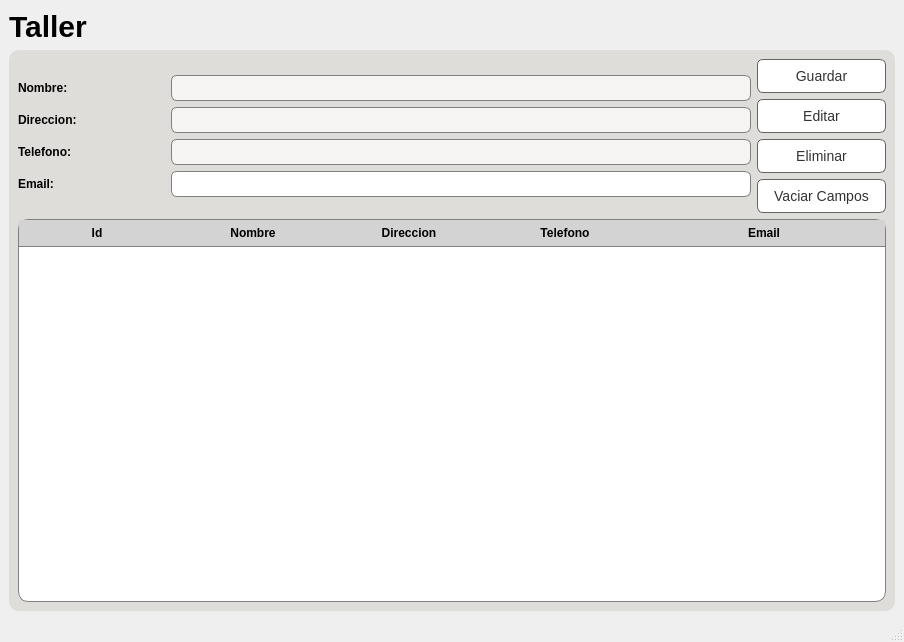
Old version of the form Proyecto/Interfaces/Ui/Vw_taller.ui in the repository EdCenten0/MAPA-Python.
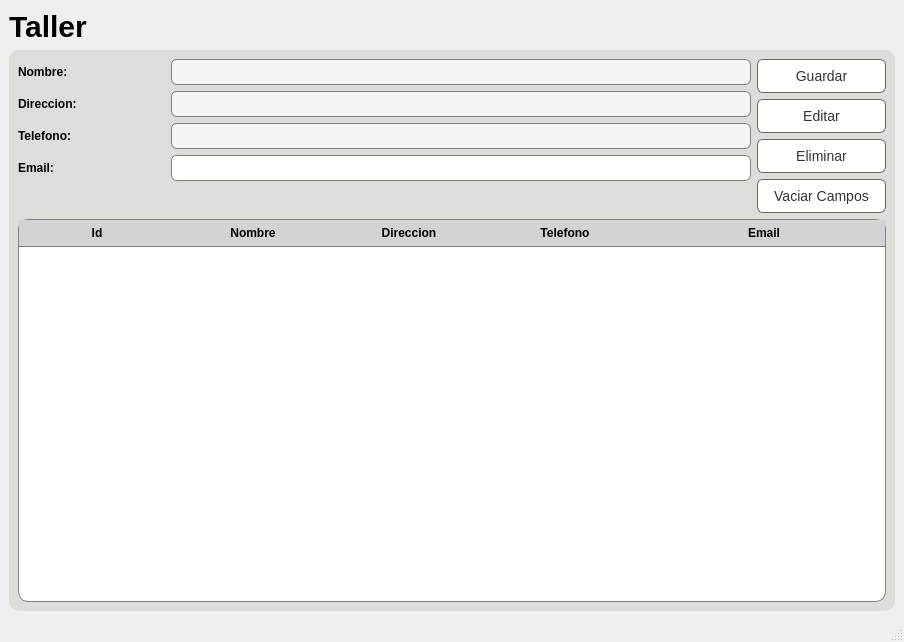
New version of the form.

What changed in the file:
```diff
--- a/Proyecto/Interfaces/Ui/Vw_taller.ui
+++ b/Proyecto/Interfaces/Ui/Vw_taller.ui
@@ -117,7 +117,7 @@
            <item>
             <layout class="QGridLayout" name="gridLayout_6">
              <item row="1" column="0">
-              <layout class="QGridLayout" name="gridLayout" rowstretch="0,0,0,0" columnstretch="1,4">
+              <layout class="QGridLayout" name="gridLayout" rowstretch="0,0,0,0,0" columnstretch="1,4">
                <property name="sizeConstraint">
                 <enum>QLayout::SetDefaultConstraint</enum>
                </property>
@@ -146,13 +146,6 @@
                  </property>
                 </widget>
                </item>
-               <item row="2" column="1">
-                <widget class="QLineEdit" name="txtTelefono">
-                 <property name="styleSheet">
-                  <string notr="true">background-color: rgb(246, 245, 244);</string>
-                 </property>
-                </widget>
-               </item>
                <item row="2" column="0">
                 <widget class="QLabel" name="lblTelefono">
                  <property name="styleSheet">
@@ -163,6 +156,13 @@
                  </property>
                 </widget>
                </item>
+               <item row="3" column="1">
+                <widget class="QLineEdit" name="txtEmail">
+                 <property name="styleSheet">
+                  <string notr="true">background-color: rgb(255, 255, 255);</string>
+                 </property>
+                </widget>
+               </item>
                <item row="1" column="1">
                 <widget class="QLineEdit" name="txtDireccion">
                  <property name="styleSheet">
@@ -177,13 +177,10 @@
                  </property>
                 </widget>
                </item>
-               <item row="1" column="0">
-                <widget class="QLabel" name="lblDIreccion">
+               <item row="2" column="1">
+                <widget class="QLineEdit" name="txtTelefono">
                  <property name="styleSheet">
-                  <string notr="true">background-color: rgb(222, 221, 218);</string>
-                 </property>
-                 <property name="text">
-                  <string>Direccion:</string>
+                  <string notr="true">background-color: rgb(246, 245, 244);</string>
                  </property>
                 </widget>
                </item>
@@ -197,10 +194,23 @@
                  </property>
                 </widget>
                </item>
-               <item row="3" column="1">
-                <widget class="QLineEdit" name="txtEmail">
+               <item row="1" column="0">
+                <widget class="QLabel" name="lblDIreccion">
                  <property name="styleSheet">
-                  <string notr="true">background-color: rgb(255, 255, 255);</string>
+                  <string notr="true">background-color: rgb(222, 221, 218);</string>
+                 </property>
+                 <property name="text">
+                  <string>Direccion:</string>
+                 </property>
+                </widget>
+               </item>
+               <item row="4" column="0">
+                <widget class="QLabel" name="lblID">
+                 <property name="styleSheet">
+                  <string notr="true">color: rgb(222, 221, 218);</string>
+                 </property>
+                 <property name="text">
+                  <string>TextLabel</string>
                  </property>
                 </widget>
                </item>
```
